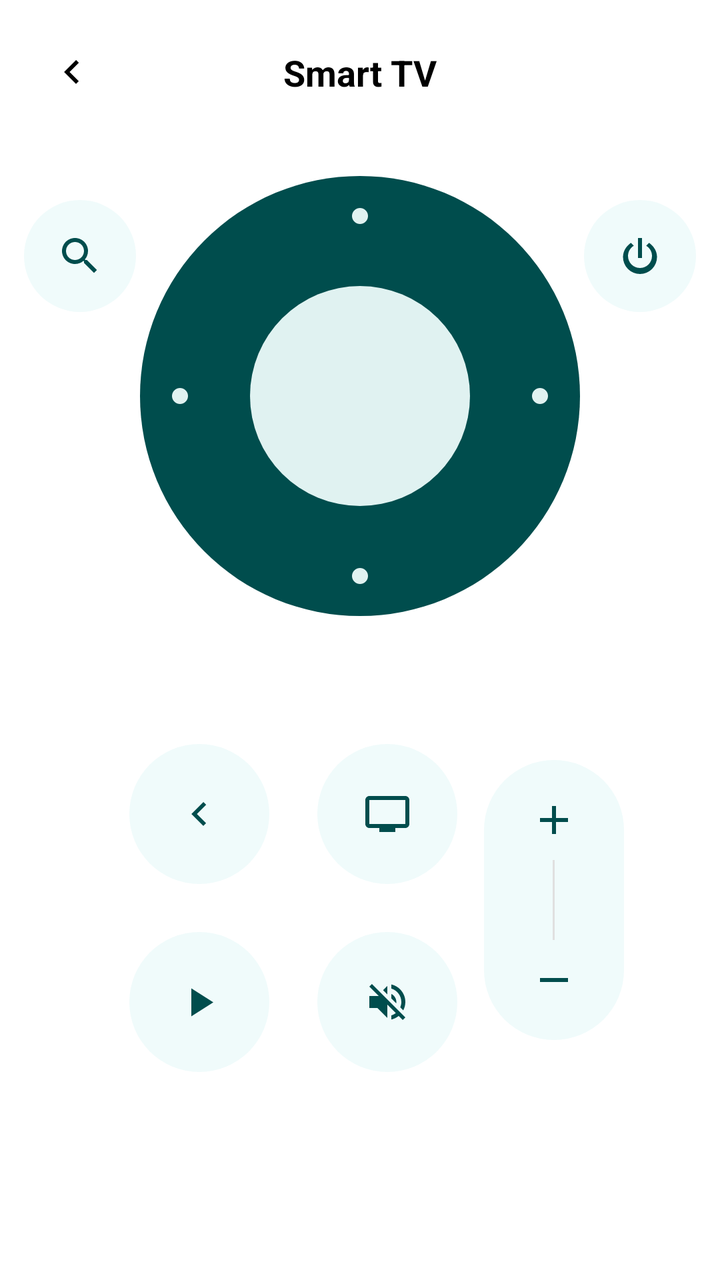
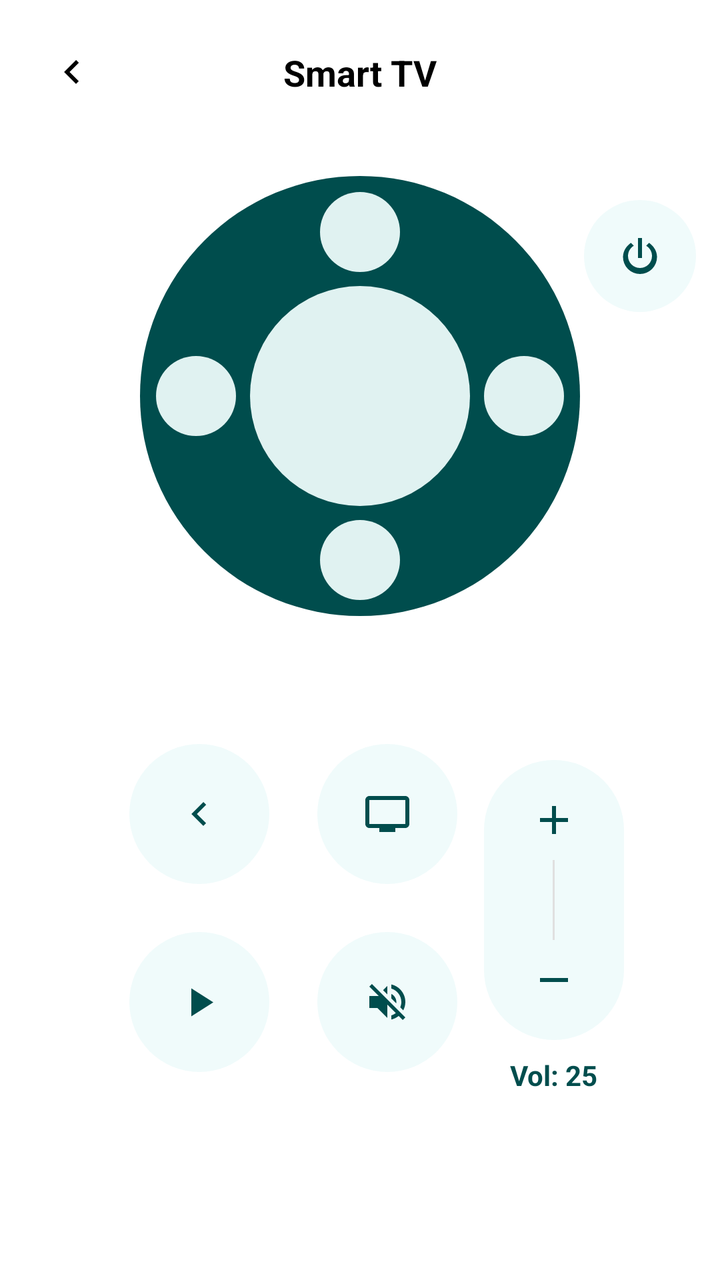

Two renders of the same Android screen: before a commit and after it. Below are the layout's source before the change and the commit's diff.
<!-- AndroidManifest.xml: application theme Theme.SmartHome -->
<!-- res/layout/activity_tv_remote.xml -->
<?xml version="1.0" encoding="utf-8"?>
<androidx.constraintlayout.widget.ConstraintLayout xmlns:android="http://schemas.android.com/apk/res/android"
    xmlns:app="http://schemas.android.com/apk/res-auto"
    xmlns:tools="http://schemas.android.com/tools"
    android:layout_width="match_parent"
    android:layout_height="match_parent"
    android:background="@color/white"
    tools:context=".TvRemoteActivity">

    
    <ImageView
        android:id="@+id/iv_back_remote"
        android:layout_width="40dp"
        android:layout_height="40dp"
        android:layout_marginStart="16dp"
        android:layout_marginTop="16dp"
        android:padding="8dp"
        android:src="@drawable/ic_arrow_back"
        app:layout_constraintStart_toStartOf="parent"
        app:layout_constraintTop_toTopOf="parent"
        app:tint="@color/black" />

    <TextView
        android:layout_width="wrap_content"
        android:layout_height="wrap_content"
        android:text="Smart TV"
        android:textColor="@color/black"
        android:textSize="18sp"
        android:textStyle="bold"
        app:layout_constraintBottom_toBottomOf="@+id/iv_back_remote"
        app:layout_constraintEnd_toEndOf="parent"
        app:layout_constraintStart_toStartOf="parent"
        app:layout_constraintTop_toTopOf="@+id/iv_back_remote" />

    
    <androidx.constraintlayout.widget.ConstraintLayout
        android:id="@+id/dpad_container"
        android:layout_width="wrap_content"
        android:layout_height="wrap_content"
        android:layout_marginTop="32dp"
        app:layout_constraintEnd_toEndOf="parent"
        app:layout_constraintStart_toStartOf="parent"
        app:layout_constraintTop_toBottomOf="@+id/iv_back_remote">

        <ImageView
            android:id="@+id/remote_outer_ring"
            android:layout_width="220dp"
            android:layout_height="220dp"
            android:src="@drawable/bg_remote_outer_ring"
            app:layout_constraintBottom_toBottomOf="parent"
            app:layout_constraintEnd_toEndOf="parent"
            app:layout_constraintStart_toStartOf="parent"
            app:layout_constraintTop_toTopOf="parent" />

        <View
            android:layout_width="110dp"
            android:layout_height="110dp"
            android:background="@drawable/bg_remote_inner_circle"
            app:layout_constraintBottom_toBottomOf="parent"
            app:layout_constraintEnd_toEndOf="parent"
            app:layout_constraintStart_toStartOf="parent"
            app:layout_constraintTop_toTopOf="parent" />

        
        <View
            android:layout_width="8dp"
            android:layout_height="8dp"
            android:background="@drawable/bg_remote_inner_circle"
            app:layout_constraintEnd_toEndOf="parent"
            app:layout_constraintStart_toStartOf="parent"
            app:layout_constraintTop_toTopOf="@+id/remote_outer_ring" android:layout_marginTop="16dp"/>
        <View
            android:layout_width="8dp"
            android:layout_height="8dp"
            android:background="@drawable/bg_remote_inner_circle"
            app:layout_constraintBottom_toBottomOf="@+id/remote_outer_ring"
            app:layout_constraintEnd_toEndOf="parent"
            app:layout_constraintStart_toStartOf="parent" android:layout_marginBottom="16dp"/>
        <View
            android:layout_width="8dp"
            android:layout_height="8dp"
            android:background="@drawable/bg_remote_inner_circle"
            app:layout_constraintBottom_toBottomOf="parent"
            app:layout_constraintStart_toStartOf="@+id/remote_outer_ring"
            app:layout_constraintTop_toTopOf="parent" android:layout_marginStart="16dp"/>
        <View
            android:layout_width="8dp"
            android:layout_height="8dp"
            android:background="@drawable/bg_remote_inner_circle"
            app:layout_constraintBottom_toBottomOf="parent"
            app:layout_constraintEnd_toEndOf="@+id/remote_outer_ring"
            app:layout_constraintTop_toTopOf="parent" android:layout_marginEnd="16dp"/>

    </androidx.constraintlayout.widget.ConstraintLayout>

    

    

    <GridLayout
        android:layout_width="wrap_content"
        android:layout_height="wrap_content"
        android:layout_marginTop="52dp"
        android:columnCount="2"
        app:layout_constraintEnd_toEndOf="parent"
        app:layout_constraintHorizontal_bias="0.306"
        app:layout_constraintStart_toStartOf="parent"
        app:layout_constraintTop_toBottomOf="@+id/dpad_container">

        <ImageButton
            style="@style/RemoteButton"
            android:src="@drawable/ic_arrow_back" />

        <ImageButton
            style="@style/RemoteButton"
            android:src="@drawable/ic_tv" />

        <ImageButton
            style="@style/RemoteButton"
            android:src="@drawable/ic_play" />

        <ImageButton
            style="@style/RemoteButton"
            android:src="@drawable/ic_volume_off" />

    </GridLayout>

    <LinearLayout
        android:layout_width="70dp"
        android:layout_height="140dp"
        android:layout_marginTop="72dp"
        android:layout_marginEnd="48dp"
        android:background="@drawable/bg_remote_volume_rocker"
        android:gravity="center"
        android:orientation="vertical"
        app:layout_constraintEnd_toEndOf="parent"
        app:layout_constraintTop_toBottomOf="@+id/dpad_container">

        <ImageView
            android:layout_width="wrap_content"
            android:layout_height="wrap_content"
            android:src="@drawable/ic_plus"
            app:tint="@color/primary_teal" />

        <View
            android:layout_width="1dp"
            android:layout_height="40dp"
            android:layout_marginVertical="8dp"
            android:background="#E0E0E0" />

        <ImageView
            android:layout_width="wrap_content"
            android:layout_height="wrap_content"
            android:src="@drawable/ic_remove"
            app:tint="@color/primary_teal" />

    </LinearLayout>

    <ImageButton
        android:id="@+id/iv_power"
        style="@style/RemoteButton.Circular"
        android:src="@drawable/ic_power"
        app:tint="@color/primary_teal"
        app:layout_constraintEnd_toEndOf="parent"
        app:layout_constraintTop_toTopOf="@+id/dpad_container" android:layout_marginEnd="32dp"/>

    <ImageButton
        android:id="@+id/iv_search"
        style="@style/RemoteButton.Circular"
        android:src="@drawable/ic_search"
        app:tint="@color/primary_teal"
        app:layout_constraintStart_toStartOf="parent"
        app:layout_constraintTop_toTopOf="@+id/dpad_container" android:layout_marginStart="32dp"/>

</androidx.constraintlayout.widget.ConstraintLayout>
<!-- resources referenced by this layout -->
<resources>
  <color name="black">#000000</color>
  <color name="primary_teal">#004D4D</color>
  <color name="white">#FFFFFF</color>
  <!-- drawable bg_remote_inner_circle (drawable) -->
  <?xml version="1.0" encoding="utf-8"?>
  <shape xmlns:android="http://schemas.android.com/apk/res/android"
      android:shape="oval">
      <solid android:color="#E0F2F1" /> 
  </shape>
  <!-- drawable bg_remote_outer_ring (drawable) -->
  <?xml version="1.0" encoding="utf-8"?>
  <shape xmlns:android="http://schemas.android.com/apk/res/android"
      android:shape="oval">
      <solid android:color="@color/primary_teal" />
      <size android:width="200dp" android:height="200dp" />
  </shape>
  <!-- drawable bg_remote_volume_rocker (drawable) -->
  <?xml version="1.0" encoding="utf-8"?>
  <shape xmlns:android="http://schemas.android.com/apk/res/android">
      <solid android:color="#F0FBFB" />
      <corners android:radius="40dp" />
  </shape>
  <!-- drawable ic_arrow_back (drawable) -->
  <vector xmlns:android="http://schemas.android.com/apk/res/android"
      android:width="24dp"
      android:height="24dp"
      android:viewportWidth="24"
      android:viewportHeight="24">
    <path
        android:pathData="M15.41,16.59L10.83,12L15.41,7.41L14,6L8,12L14,18L15.41,16.59Z"
        android:fillColor="#000000"/>
  </vector>
  <!-- drawable ic_play (drawable) -->
  <vector xmlns:android="http://schemas.android.com/apk/res/android"
      android:width="24dp"
      android:height="24dp"
      android:viewportWidth="24"
      android:viewportHeight="24">
      <path
          android:fillColor="#000000"
          android:pathData="M8,5.14V19.14L19,12.14L8,5.14Z" />
  </vector>
  <!-- drawable ic_plus (drawable) -->
  <vector xmlns:android="http://schemas.android.com/apk/res/android"
      android:width="24dp"
      android:height="24dp"
      android:viewportWidth="24"
      android:viewportHeight="24">
    <path
        android:fillColor="#000000"
        android:pathData="M19,13h-6v6h-2v-6H5v-2h6V5h2v6h6v2z"/>
  </vector>
  <!-- drawable ic_remove (drawable) -->
  <vector xmlns:android="http://schemas.android.com/apk/res/android"
      android:width="24dp"
      android:height="24dp"
      android:viewportWidth="24"
      android:viewportHeight="24">
      <path
          android:fillColor="#000000"
          android:pathData="M19,13H5V11H19V13Z" />
  </vector>
  <!-- drawable ic_search (drawable) -->
  <vector xmlns:android="http://schemas.android.com/apk/res/android"
      android:width="24dp"
      android:height="24dp"
      android:viewportWidth="24"
      android:viewportHeight="24">
    <path
        android:fillColor="#000000"
        android:pathData="M15.5,14h-0.79l-0.28,-0.27C15.41,12.59 16,11.11 16,9.5 16,5.91 13.09,3 9.5,3S3,5.91 3,9.5 5.91,16 9.5,16c1.61,0 3.09,-0.59 4.23,-1.57l0.27,0.28v0.79l5,4.99L20.49,19l-4.99,-5zM9.5,14C7.01,14 5,11.99 5,9.5S7.01,5 9.5,5 14,7.01 14,9.5 11.99,14 9.5,14z"/>
  </vector>
  <style name="RemoteButton.Circular">
          <item name="android:layout_width">56dp</item>
          <item name="android:layout_height">56dp</item>
          <item name="android:padding">16dp</item>
      </style>
  <style name="Theme.SmartHome" parent="Base.Theme.SmartHome" />
  <!-- drawable bg_remote_button_circular (drawable) -->
  <?xml version="1.0" encoding="utf-8"?>
  <shape xmlns:android="http://schemas.android.com/apk/res/android"
      android:shape="oval">
      <solid android:color="#F0FBFB" /> 
  </shape>
  <style name="Base.Theme.SmartHome" parent="Theme.MaterialComponents.Light.NoActionBar">
          
          <item name="android:colorBackground">@color/background_light</item>
          <item name="android:windowLightStatusBar">true</item>
          <item name="android:statusBarColor">@color/white</item>
      </style>
  <color name="background_light">#F5F7F7</color>
  <!-- unchanged entries left out for length: 4 -->
</resources>

<!-- the commit's change to res/layout/activity_tv_remote.xml (unified diff, before → after) -->
@@ -53,9 +53,12 @@
             app:layout_constraintTop_toTopOf="parent" />
 
         <View
+            android:id="@+id/btn_ok"
             android:layout_width="110dp"
             android:layout_height="110dp"
             android:background="@drawable/bg_remote_inner_circle"
+            android:clickable="true"
+            android:focusable="true"
             app:layout_constraintBottom_toBottomOf="parent"
             app:layout_constraintEnd_toEndOf="parent"
             app:layout_constraintStart_toStartOf="parent"
@@ -63,33 +66,45 @@
 
         
         <View
-            android:layout_width="8dp"
-            android:layout_height="8dp"
-            android:background="@drawable/bg_remote_inner_circle"
+            android:id="@+id/btn_up"
+            android:layout_width="40dp"
+            android:layout_height="40dp"
+            android:background="@drawable/bg_remote_inner_circle"
+            android:clickable="true"
+            android:focusable="true"
             app:layout_constraintEnd_toEndOf="parent"
             app:layout_constraintStart_toStartOf="parent"
-            app:layout_constraintTop_toTopOf="@+id/remote_outer_ring" android:layout_marginTop="16dp"/>
-        <View
-            android:layout_width="8dp"
-            android:layout_height="8dp"
-            android:background="@drawable/bg_remote_inner_circle"
+            app:layout_constraintTop_toTopOf="@+id/remote_outer_ring" android:layout_marginTop="8dp"/>
+        <View
+            android:id="@+id/btn_down"
+            android:layout_width="40dp"
+            android:layout_height="40dp"
+            android:background="@drawable/bg_remote_inner_circle"
+            android:clickable="true"
+            android:focusable="true"
             app:layout_constraintBottom_toBottomOf="@+id/remote_outer_ring"
             app:layout_constraintEnd_toEndOf="parent"
-            app:layout_constraintStart_toStartOf="parent" android:layout_marginBottom="16dp"/>
-        <View
-            android:layout_width="8dp"
-            android:layout_height="8dp"
-            android:background="@drawable/bg_remote_inner_circle"
+            app:layout_constraintStart_toStartOf="parent" android:layout_marginBottom="8dp"/>
+        <View
+            android:id="@+id/btn_left"
+            android:layout_width="40dp"
+            android:layout_height="40dp"
+            android:background="@drawable/bg_remote_inner_circle"
+            android:clickable="true"
+            android:focusable="true"
             app:layout_constraintBottom_toBottomOf="parent"
             app:layout_constraintStart_toStartOf="@+id/remote_outer_ring"
-            app:layout_constraintTop_toTopOf="parent" android:layout_marginStart="16dp"/>
-        <View
-            android:layout_width="8dp"
-            android:layout_height="8dp"
-            android:background="@drawable/bg_remote_inner_circle"
+            app:layout_constraintTop_toTopOf="parent" android:layout_marginStart="8dp"/>
+        <View
+            android:id="@+id/btn_right"
+            android:layout_width="40dp"
+            android:layout_height="40dp"
+            android:background="@drawable/bg_remote_inner_circle"
+            android:clickable="true"
+            android:focusable="true"
             app:layout_constraintBottom_toBottomOf="parent"
             app:layout_constraintEnd_toEndOf="@+id/remote_outer_ring"
-            app:layout_constraintTop_toTopOf="parent" android:layout_marginEnd="16dp"/>
+            app:layout_constraintTop_toTopOf="parent" android:layout_marginEnd="8dp"/>
 
     </androidx.constraintlayout.widget.ConstraintLayout>
 
@@ -108,24 +123,29 @@
         app:layout_constraintTop_toBottomOf="@+id/dpad_container">
 
         <ImageButton
+            android:id="@+id/btn_remote_back"
             style="@style/RemoteButton"
             android:src="@drawable/ic_arrow_back" />
 
         <ImageButton
+            android:id="@+id/btn_remote_tv"
             style="@style/RemoteButton"
             android:src="@drawable/ic_tv" />
 
         <ImageButton
+            android:id="@+id/btn_remote_play"
             style="@style/RemoteButton"
             android:src="@drawable/ic_play" />
 
         <ImageButton
+            android:id="@+id/btn_remote_mute"
             style="@style/RemoteButton"
             android:src="@drawable/ic_volume_off" />
 
     </GridLayout>
 
     <LinearLayout
+        android:id="@+id/ll_volume_container"
         android:layout_width="70dp"
         android:layout_height="140dp"
         android:layout_marginTop="72dp"
@@ -137,10 +157,13 @@
         app:layout_constraintTop_toBottomOf="@+id/dpad_container">
 
         <ImageView
+            android:id="@+id/iv_vol_up"
             android:layout_width="wrap_content"
             android:layout_height="wrap_content"
             android:src="@drawable/ic_plus"
-            app:tint="@color/primary_teal" />
+            app:tint="@color/primary_teal"
+            android:clickable="true"
+            android:focusable="true"/>
 
         <View
             android:layout_width="1dp"
@@ -149,12 +172,28 @@
             android:background="#E0E0E0" />
 
         <ImageView
+            android:id="@+id/iv_vol_down"
             android:layout_width="wrap_content"
             android:layout_height="wrap_content"
             android:src="@drawable/ic_remove"
-            app:tint="@color/primary_teal" />
+            app:tint="@color/primary_teal"
+            android:clickable="true"
+            android:focusable="true"/>
 
     </LinearLayout>
+
+    <TextView
+        android:id="@+id/tv_volume_level"
+        android:layout_width="wrap_content"
+        android:layout_height="wrap_content"
+        android:text="Vol: 25"
+        android:textColor="@color/primary_teal"
+        android:textSize="14sp"
+        android:textStyle="bold"
+        android:layout_marginTop="8dp"
+        app:layout_constraintEnd_toEndOf="@+id/ll_volume_container"
+        app:layout_constraintStart_toStartOf="@+id/ll_volume_container"
+        app:layout_constraintTop_toBottomOf="@+id/ll_volume_container" />
 
     <ImageButton
         android:id="@+id/iv_power"
@@ -164,12 +203,4 @@
         app:layout_constraintEnd_toEndOf="parent"
         app:layout_constraintTop_toTopOf="@+id/dpad_container" android:layout_marginEnd="32dp"/>
 
-    <ImageButton
-        android:id="@+id/iv_search"
-        style="@style/RemoteButton.Circular"
-        android:src="@drawable/ic_search"
-        app:tint="@color/primary_teal"
-        app:layout_constraintStart_toStartOf="parent"
-        app:layout_constraintTop_toTopOf="@+id/dpad_container" android:layout_marginStart="32dp"/>
-
 </androidx.constraintlayout.widget.ConstraintLayout>
<!-- resource entries referenced after the edit -->
@@ -62,16 +62,6 @@
           android:fillColor="#000000"
           android:pathData="M19,13H5V11H19V13Z" />
   </vector>
-  <!-- drawable ic_search (drawable) -->
-  <vector xmlns:android="http://schemas.android.com/apk/res/android"
-      android:width="24dp"
-      android:height="24dp"
-      android:viewportWidth="24"
-      android:viewportHeight="24">
-    <path
-        android:fillColor="#000000"
-        android:pathData="M15.5,14h-0.79l-0.28,-0.27C15.41,12.59 16,11.11 16,9.5 16,5.91 13.09,3 9.5,3S3,5.91 3,9.5 5.91,16 9.5,16c1.61,0 3.09,-0.59 4.23,-1.57l0.27,0.28v0.79l5,4.99L20.49,19l-4.99,-5zM9.5,14C7.01,14 5,11.99 5,9.5S7.01,5 9.5,5 14,7.01 14,9.5 11.99,14 9.5,14z"/>
-  </vector>
   <style name="RemoteButton.Circular">
           <item name="android:layout_width">56dp</item>
           <item name="android:layout_height">56dp</item>
